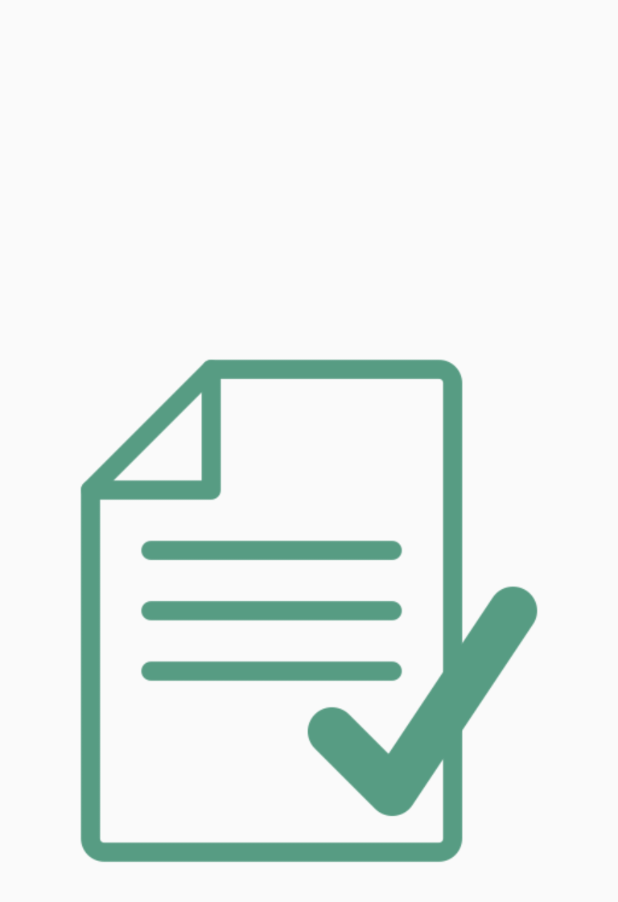
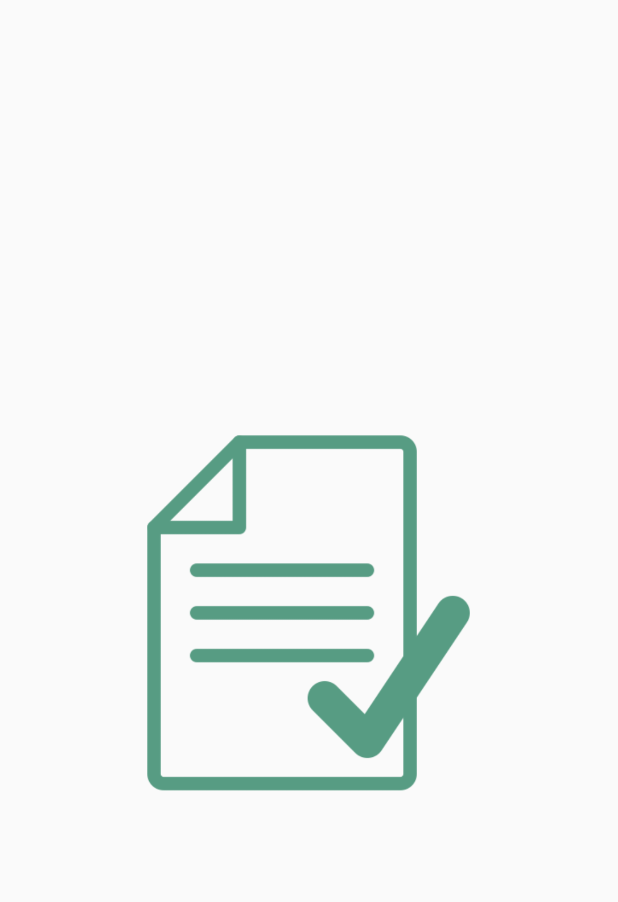
Before and after one commit to AnnaShln/Test-ICST, an Android app: the layout fragment_test.xml on its own in the app's theme, with its tools: preview values and no code run, on a phone screen of 412 x 824 dp. Shown: the top 902 px of the screen. Run offline under Robolectric (Android 15) with nearby library versions, the phone set to English and light mode, and no system bars.

Commit message:
first try

```diff
--- a/app/build.gradle
+++ b/app/build.gradle
@@ -33,7 +33,7 @@ dependencies {
     implementation 'androidx.navigation:navigation-fragment:2.2.1'
     implementation 'androidx.navigation:navigation-ui:2.2.1'
     implementation 'androidx.lifecycle:lifecycle-extensions:2.2.0'
-    testImplementation 'junit:junit:4.12'
+    testImplementation 'junit:junit:4.13'
     androidTestImplementation 'androidx.test.ext:junit:1.1.1'
     androidTestImplementation 'androidx.test.espresso:espresso-core:3.2.0'
 }
--- a/app/src/main/res/layout/activity_main.xml
+++ b/app/src/main/res/layout/activity_main.xml
@@ -26,8 +26,8 @@
         android:layout_height="wrap_content"
         android:layout_alignParentBottom="true"
         android:background="@color/lightGrey"
-        app:itemTextColor="#aaaaaa"
-        app:itemIconTint="#aaaaaa"
+        app:itemTextColor="@color/darkGrey"
+        app:itemIconTint="@color/darkGrey"
         app:menu="@menu/bottom_navigation" />
 
 </RelativeLayout>
--- a/app/src/main/res/layout/fragment_test.xml
+++ b/app/src/main/res/layout/fragment_test.xml
@@ -6,10 +6,10 @@
     android:layout_height="match_parent">
 
     <ImageView
-        android:layout_width="wrap_content"
-        android:layout_height="wrap_content"
-        android:layout_centerInParent="true"
+        android:layout_width="291dp"
+        android:layout_height="356dp"
+        android:contentDescription="@string/testImage"
         android:src="@drawable/image_test"
-        android:contentDescription="@string/testImage" />
+        android:layout_centerInParent="true"/>
 
 </RelativeLayout>
--- a/app/src/main/res/menu/bottom_navigation.xml
+++ b/app/src/main/res/menu/bottom_navigation.xml
@@ -3,17 +3,17 @@
 
     <item
         android:id="@+id/nav_book"
-        android:icon="@drawable/icon_book"
+        android:icon="@drawable/spravochnik"
         android:title="Справочник" />
 
     <item
         android:id="@+id/nav_test"
-        android:icon="@drawable/icon_lamp"
+        android:icon="@drawable/test"
         android:title="Тест" />
 
     <item
         android:id="@+id/nav_account"
-        android:icon="@drawable/icon_account"
+        android:icon="@drawable/lk"
         android:title="Личный кабинет" />
 
 </menu>
--- a/app/src/main/res/values/colors.xml
+++ b/app/src/main/res/values/colors.xml
@@ -4,6 +4,7 @@
     <color name="colorPrimaryDark">#3700B3</color>
     <color name="colorAccent">#03DAC5</color>
     <color name="themeColor">#6b8e82</color>
-    <color name="lightGrey">#eeeeee</color>
-    <color name="darkGrey">#aaaaaa</color>
+    <color name="lightGrey">#EEEEEE</color>
+    <color name="darkGrey">#AAAAAA</color>
+    <color name="white">#FFFFFF</color>
 </resources>
--- a/app/src/main/res/values/strings.xml
+++ b/app/src/main/res/values/strings.xml
@@ -5,5 +5,8 @@
     <string name="mail">Test ICST</string>
     <string name="testImage">just an image</string>
     <string name="testing_text">Testing text</string>
+    <string name="question1">Вот тут допустим будет вопросик</string>
+    <string name="question1answer1">А тут первый вариант ответа</string>
+    <string name="question1answer2">А тут второй</string>
 
 </resources>
```
Also changed, not shown: app/src/main/res/drawable/icon_test.png (added), app/src/main/res/drawable/lk.png (added), app/src/main/res/drawable/spravochnik.png (added), app/src/main/res/drawable/test.png (added).
